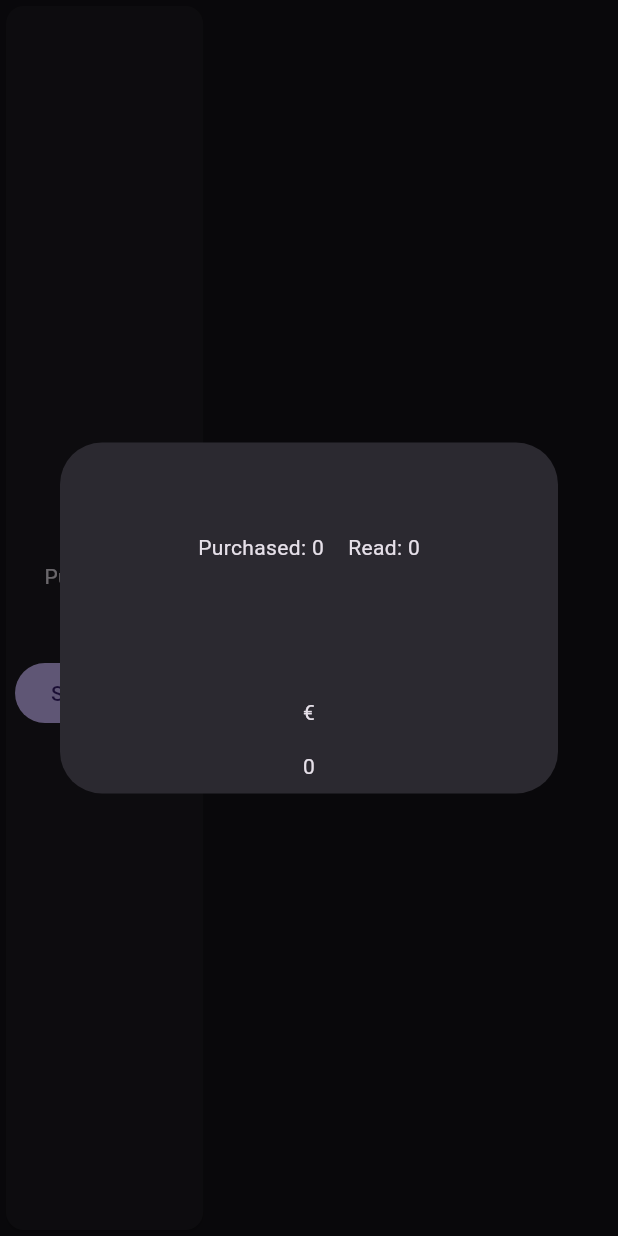
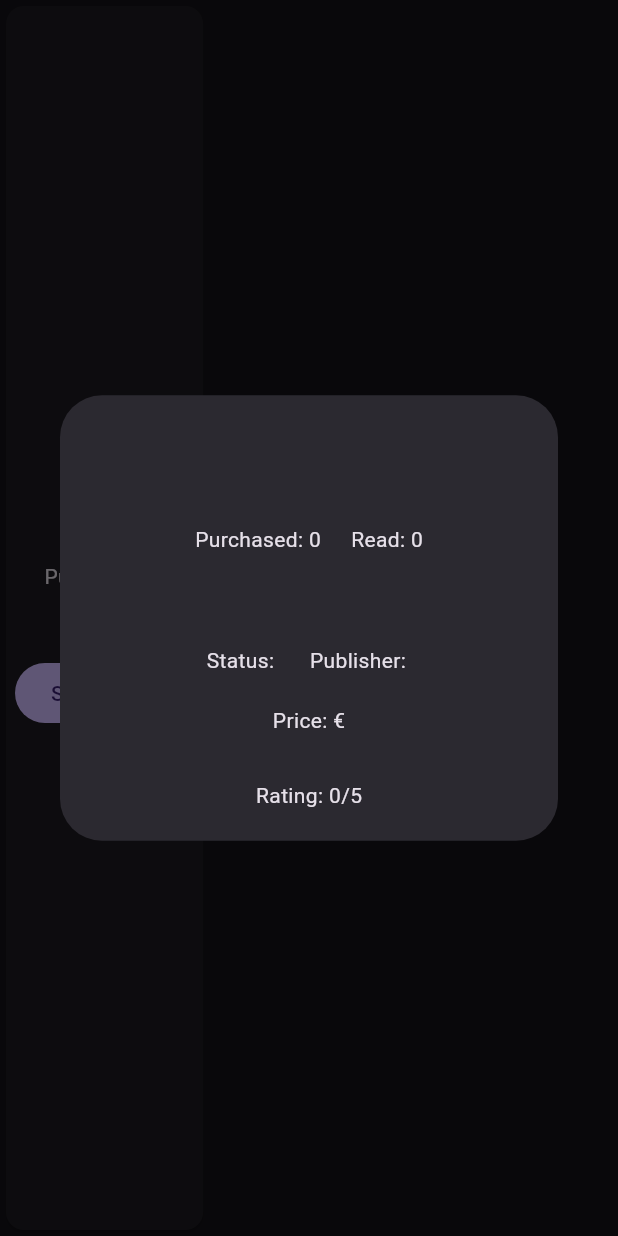
Before and after one commit to Luca-Lucidera/libreria_flutter, a Flutter app: the BookCard widget shown alone on an empty page, opened directly with empty values, after a tap on "Show more", on a phone screen of 412 x 824 dp. Run offline on Flutter 3.47's test engine with Material 2 defaults, Android fonts, the phone set to English and light mode, and no system bars; our stand-ins replace cookie_jar, dio, dio_cookie_manager; network calls fail.

Commit message:
Aggiunto più padding inizio e fine card dialog

```diff
--- a/lib/views/home.dart
+++ b/lib/views/home.dart
@@ -190,7 +190,7 @@ class BookCard extends StatelessWidget {
                     mainAxisSize: MainAxisSize.min,
                     children: [
                       Padding(
-                        padding: const EdgeInsets.all(8.0),
+                        padding: const EdgeInsets.all(20.0),
                         child: Text(
                           book.title,
                           style: Theme.of(context).textTheme.headlineMedium,
@@ -200,39 +200,39 @@ class BookCard extends StatelessWidget {
                         mainAxisAlignment: MainAxisAlignment.center,
                         children: [
                           Padding(
-                            padding: const EdgeInsets.all(8.0),
+                            padding: const EdgeInsets.all(10.0),
                             child: Text('Purchased: ${book.purchased}'),
                           ),
                           Padding(
-                            padding: const EdgeInsets.all(8.0),
+                            padding: const EdgeInsets.all(10.0),
                             child: Text('Read: ${book.read}'),
                           ),
                         ],
                       ),
                       Padding(
-                        padding: const EdgeInsets.all(8.0),
+                        padding: const EdgeInsets.all(10.0),
                         child: Text(book.status),
                       ),
                       Row(
                         mainAxisAlignment: MainAxisAlignment.center,
                         children: [
                           Padding(
-                            padding: const EdgeInsets.all(8.0),
-                            child: Text(book.type),
+                            padding: const EdgeInsets.all(10.0),
+                            child: Text('Status: ${book.type}'),
                           ),
                           Padding(
-                            padding: const EdgeInsets.all(8.0),
-                            child: Text(book.publisher),
+                            padding: const EdgeInsets.all(10.0),
+                            child: Text('Publisher: ${book.publisher}'),
                           ),
                         ],
                       ),
                       Padding(
-                        padding: const EdgeInsets.all(8.0),
-                        child: Text('${book.price}€'),
+                        padding: const EdgeInsets.all(10.0),
+                        child: Text('Price: ${book.price}€'),
                       ),
                       Padding(
-                        padding: const EdgeInsets.all(8.0),
-                        child: Text('${book.rating}'),
+                        padding: const EdgeInsets.all(20.0),
+                        child: Text('Rating: ${book.rating}/5'),
                       ),
                     ],
                   ),
```
